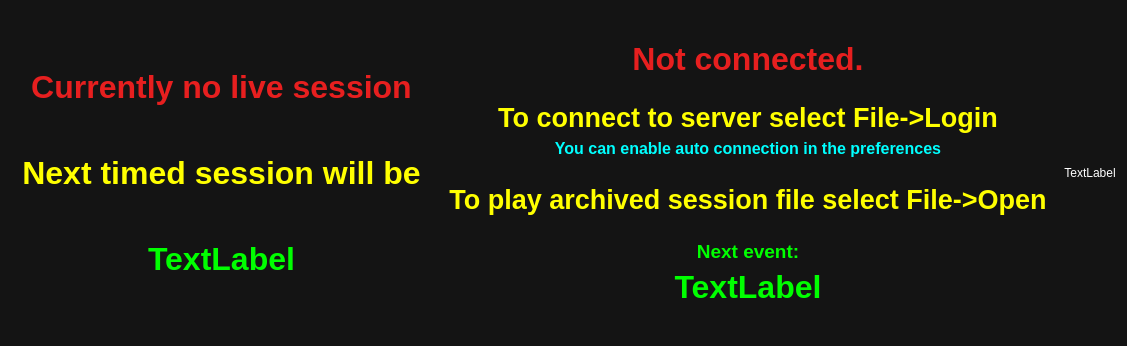
Before: the Qt Designer form ui/nosessionboardwidget.ui in gronberg/f1lt, drawn with Qt 5.
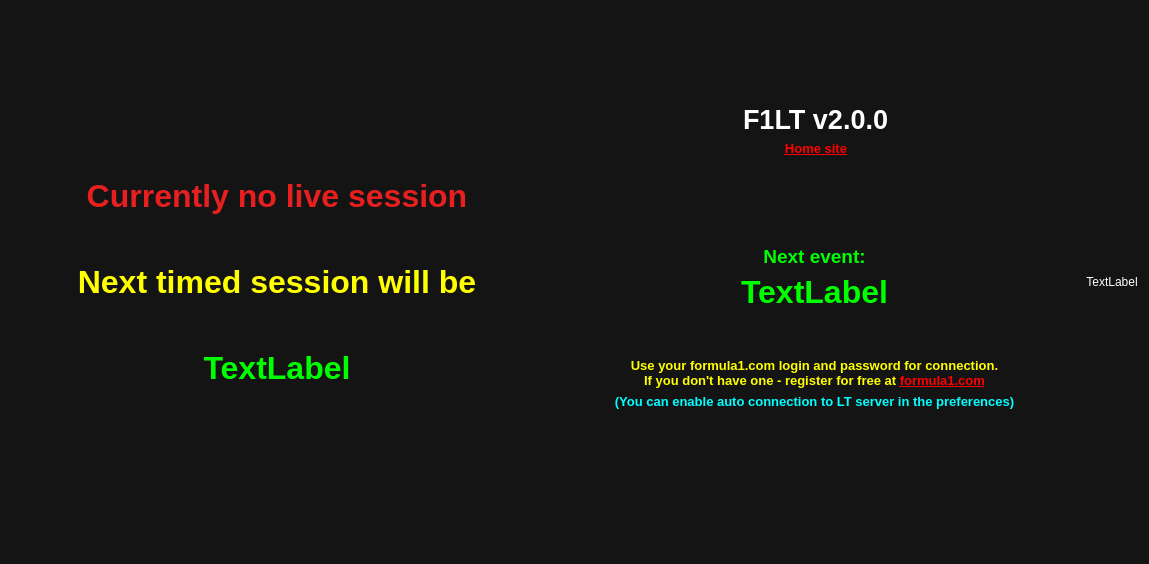
After: the same form once the commit is applied. Icons and pictures are not drawn.

Commit message: added Nurburgring in the track records, added new labels for startup buttons, fixed few bugs, removed compilation warnings

Diff of the .ui file:
```diff
--- a/ui/nosessionboardwidget.ui
+++ b/ui/nosessionboardwidget.ui
@@ -6,8 +6,8 @@
    <rect>
     <x>0</x>
     <y>0</y>
-    <width>1009</width>
-    <height>346</height>
+    <width>1149</width>
+    <height>564</height>
    </rect>
   </property>
   <property name="palette">
@@ -689,6 +689,9 @@
      <layout class="QHBoxLayout" name="horizontalLayout_2">
       <item>
        <layout class="QVBoxLayout" name="startupLayout">
+        <property name="spacing">
+         <number>6</number>
+        </property>
         <item>
          <spacer name="verticalSpacer_3">
           <property name="orientation">
@@ -703,58 +706,114 @@
          </spacer>
         </item>
         <item>
-         <widget class="QLabel" name="label_3">
-          <property name="palette">
-           <palette>
-            <active>
-             <colorrole role="WindowText">
-              <brush brushstyle="SolidPattern">
-               <color alpha="255">
-                <red>231</red>
-                <green>31</green>
-                <blue>31</blue>
-               </color>
-              </brush>
-             </colorrole>
-            </active>
-            <inactive>
-             <colorrole role="WindowText">
-              <brush brushstyle="SolidPattern">
-               <color alpha="255">
-                <red>231</red>
-                <green>31</green>
-                <blue>31</blue>
-               </color>
-              </brush>
-             </colorrole>
-            </inactive>
-            <disabled>
-             <colorrole role="WindowText">
-              <brush brushstyle="SolidPattern">
-               <color alpha="255">
-                <red>10</red>
-                <green>10</green>
-                <blue>10</blue>
-               </color>
-              </brush>
-             </colorrole>
-            </disabled>
-           </palette>
+         <layout class="QHBoxLayout" name="horizontalLayout_4">
+          <property name="bottomMargin">
+           <number>0</number>
           </property>
-          <property name="font">
-           <font>
-            <pointsize>24</pointsize>
-            <weight>75</weight>
-            <bold>true</bold>
-           </font>
-          </property>
-          <property name="text">
-           <string>Not connected.</string>
-          </property>
-          <property name="alignment">
-           <set>Qt::AlignCenter</set>
-          </property>
-         </widget>
+          <item>
+           <spacer name="horizontalSpacer">
+            <property name="orientation">
+             <enum>Qt::Horizontal</enum>
+            </property>
+            <property name="sizeHint" stdset="0">
+             <size>
+              <width>40</width>
+              <height>20</height>
+             </size>
+            </property>
+           </spacer>
+          </item>
+          <item>
+           <widget class="QLabel" name="label_8">
+            <property name="text">
+             <string/>
+            </property>
+            <property name="pixmap">
+             <pixmap resource="../icons/icons.qrc">:/ui_icons/icon.png</pixmap>
+            </property>
+           </widget>
+          </item>
+          <item>
+           <layout class="QVBoxLayout" name="verticalLayout">
+            <property name="rightMargin">
+             <number>10</number>
+            </property>
+            <item>
+             <spacer name="verticalSpacer_8">
+              <property name="orientation">
+               <enum>Qt::Vertical</enum>
+              </property>
+              <property name="sizeHint" stdset="0">
+               <size>
+                <width>20</width>
+                <height>40</height>
+               </size>
+              </property>
+             </spacer>
+            </item>
+            <item>
+             <widget class="QLabel" name="versionLabel">
+              <property name="font">
+               <font>
+                <pointsize>20</pointsize>
+                <weight>75</weight>
+                <bold>true</bold>
+               </font>
+              </property>
+              <property name="text">
+               <string>F1LT v2.0.0</string>
+              </property>
+             </widget>
+            </item>
+            <item>
+             <widget class="QLabel" name="label_6">
+              <property name="font">
+               <font>
+                <pointsize>10</pointsize>
+                <weight>75</weight>
+                <bold>true</bold>
+               </font>
+              </property>
+              <property name="text">
+               <string>&lt;html&gt;&lt;head/&gt;&lt;body&gt;&lt;p&gt;&lt;a href=&quot;http://f1lt.zxq.net&quot;&gt;&lt;span style=&quot; text-decoration: underline; color:#ff0000;&quot;&gt;Home site&lt;/span&gt;&lt;/a&gt;&lt;/p&gt;&lt;/body&gt;&lt;/html&gt;</string>
+              </property>
+              <property name="textFormat">
+               <enum>Qt::RichText</enum>
+              </property>
+              <property name="alignment">
+               <set>Qt::AlignCenter</set>
+              </property>
+             </widget>
+            </item>
+            <item>
+             <spacer name="verticalSpacer_9">
+              <property name="orientation">
+               <enum>Qt::Vertical</enum>
+              </property>
+              <property name="sizeHint" stdset="0">
+               <size>
+                <width>20</width>
+                <height>40</height>
+               </size>
+              </property>
+             </spacer>
+            </item>
+           </layout>
+          </item>
+          <item>
+           <spacer name="horizontalSpacer_2">
+            <property name="orientation">
+             <enum>Qt::Horizontal</enum>
+            </property>
+            <property name="sizeHint" stdset="0">
+             <size>
+              <width>40</width>
+              <height>20</height>
+             </size>
+            </property>
+           </spacer>
+          </item>
+         </layout>
         </item>
         <item>
          <spacer name="verticalSpacer_7">
@@ -769,194 +828,6 @@
           </property>
          </spacer>
         </item>
-        <item>
-         <widget class="QLabel" name="label_7">
-          <property name="palette">
-           <palette>
-            <active>
-             <colorrole role="WindowText">
-              <brush brushstyle="SolidPattern">
-               <color alpha="255">
-                <red>255</red>
-                <green>255</green>
-                <blue>0</blue>
-               </color>
-              </brush>
-             </colorrole>
-            </active>
-            <inactive>
-             <colorrole role="WindowText">
-              <brush brushstyle="SolidPattern">
-               <color alpha="255">
-                <red>255</red>
-                <green>255</green>
-                <blue>0</blue>
-               </color>
-              </brush>
-             </colorrole>
-            </inactive>
-            <disabled>
-             <colorrole role="WindowText">
-              <brush brushstyle="SolidPattern">
-               <color alpha="255">
-                <red>10</red>
-                <green>10</green>
-                <blue>10</blue>
-               </color>
-              </brush>
-             </colorrole>
-            </disabled>
-           </palette>
-          </property>
-          <property name="font">
-           <font>
-            <pointsize>20</pointsize>
-            <weight>75</weight>
-            <bold>true</bold>
-           </font>
-          </property>
-          <property name="text">
-           <string>To connect to server select File-&gt;Login</string>
-          </property>
-          <property name="alignment">
-           <set>Qt::AlignCenter</set>
-          </property>
-         </widget>
-        </item>
-        <item>
-         <widget class="QLabel" name="label_4">
-          <property name="palette">
-           <palette>
-            <active>
-             <colorrole role="WindowText">
-              <brush brushstyle="SolidPattern">
-               <color alpha="255">
-                <red>0</red>
-                <green>255</green>
-                <blue>255</blue>
-               </color>
-              </brush>
-             </colorrole>
-            </active>
-            <inactive>
-             <colorrole role="WindowText">
-              <brush brushstyle="SolidPattern">
-               <color alpha="255">
-                <red>0</red>
-                <green>255</green>
-                <blue>255</blue>
-               </color>
-              </brush>
-             </colorrole>
-            </inactive>
-            <disabled>
-             <colorrole role="WindowText">
-              <brush brushstyle="SolidPattern">
-               <color alpha="255">
-                <red>10</red>
-                <green>10</green>
-                <blue>10</blue>
-               </color>
-              </brush>
-             </colorrole>
-            </disabled>
-           </palette>
-          </property>
-          <property name="font">
-           <font>
-            <pointsize>12</pointsize>
-            <weight>75</weight>
-            <bold>true</bold>
-           </font>
-          </property>
-          <property name="text">
-           <string>You can enable auto connection in the preferences</string>
-          </property>
-          <property name="alignment">
-           <set>Qt::AlignCenter</set>
-          </property>
-         </widget>
-        </item>
-        <item>
-         <spacer name="verticalSpacer_6">
-          <property name="orientation">
-           <enum>Qt::Vertical</enum>
-          </property>
-          <property name="sizeHint" stdset="0">
-           <size>
-            <width>20</width>
-            <height>40</height>
-           </size>
-          </property>
-         </spacer>
-        </item>
-        <item>
-         <widget class="QLabel" name="label_6">
-          <property name="palette">
-           <palette>
-            <active>
-             <colorrole role="WindowText">
-              <brush brushstyle="SolidPattern">
-               <color alpha="255">
-                <red>255</red>
-                <green>255</green>
-                <blue>0</blue>
-               </color>
-              </brush>
-             </colorrole>
-            </active>
-            <inactive>
-             <colorrole role="WindowText">
-              <brush brushstyle="SolidPattern">
-               <color alpha="255">
-                <red>255</red>
-                <green>255</green>
-                <blue>0</blue>
-               </color>
-              </brush>
-             </colorrole>
-            </inactive>
-            <disabled>
-             <colorrole role="WindowText">
-              <brush brushstyle="SolidPattern">
-               <color alpha="255">
-                <red>10</red>
-                <green>10</green>
-                <blue>10</blue>
-               </color>
-              </brush>
-             </colorrole>
-            </disabled>
-           </palette>
-          </property>
-          <property name="font">
-           <font>
-            <pointsize>20</pointsize>
-            <weight>75</weight>
-            <bold>true</bold>
-           </font>
-          </property>
-          <property name="text">
-           <string>To play archived session file select File-&gt;Open</string>
-          </property>
-          <property name="alignment">
-           <set>Qt::AlignCenter</set>
-          </property>
-         </widget>
-        </item>
-        <item>
-         <spacer name="verticalSpacer_5">
-          <property name="orientation">
-           <enum>Qt::Vertical</enum>
-          </property>
-          <property name="sizeHint" stdset="0">
-           <size>
-            <width>20</width>
-            <height>40</height>
-           </size>
-          </property>
-         </spacer>
-        </item>
         <item>
          <widget class="QLabel" name="label_5">
           <property name="palette">
@@ -1065,6 +936,184 @@
           </property>
          </widget>
         </item>
+        <item>
+         <spacer name="verticalSpacer_5">
+          <property name="orientation">
+           <enum>Qt::Vertical</enum>
+          </property>
+          <property name="sizeHint" stdset="0">
+           <size>
+            <width>20</width>
+            <height>40</height>
+           </size>
+          </property>
+         </spacer>
+        </item>
+        <item>
+         <widget class="QLabel" name="label_3">
+          <property name="palette">
+           <palette>
+            <active>
+             <colorrole role="WindowText">
+              <brush brushstyle="SolidPattern">
+               <color alpha="255">
+                <red>255</red>
+                <green>255</green>
+                <blue>0</blue>
+               </color>
+              </brush>
+             </colorrole>
+             <colorrole role="Text">
+              <brush brushstyle="SolidPattern">
+               <color alpha="255">
+                <red>255</red>
+                <green>255</green>
+                <blue>0</blue>
+               </color>
+              </brush>
+             </colorrole>
+             <colorrole role="Link">
+              <brush brushstyle="SolidPattern">
+               <color alpha="255">
+                <red>255</red>
+                <green>255</green>
+                <blue>0</blue>
+               </color>
+              </brush>
+             </colorrole>
+            </active>
+            <inactive>
+             <colorrole role="WindowText">
+              <brush brushstyle="SolidPattern">
+               <color alpha="255">
+                <red>255</red>
+                <green>255</green>
+                <blue>0</blue>
+               </color>
+              </brush>
+             </colorrole>
+             <colorrole role="Text">
+              <brush brushstyle="SolidPattern">
+               <color alpha="255">
+                <red>255</red>
+                <green>255</green>
+                <blue>0</blue>
+               </color>
+              </brush>
+             </colorrole>
+             <colorrole role="Link">
+              <brush brushstyle="SolidPattern">
+               <color alpha="255">
+                <red>255</red>
+                <green>255</green>
+                <blue>0</blue>
+               </color>
+              </brush>
+             </colorrole>
+            </inactive>
+            <disabled>
+             <colorrole role="WindowText">
+              <brush brushstyle="SolidPattern">
+               <color alpha="255">
+                <red>10</red>
+                <green>10</green>
+                <blue>10</blue>
+               </color>
+              </brush>
+             </colorrole>
+             <colorrole role="Text">
+              <brush brushstyle="SolidPattern">
+               <color alpha="255">
+                <red>10</red>
+                <green>10</green>
+                <blue>10</blue>
+               </color>
+              </brush>
+             </colorrole>
+             <colorrole role="Link">
+              <brush brushstyle="SolidPattern">
+               <color alpha="255">
+                <red>255</red>
+                <green>255</green>
+                <blue>0</blue>
+               </color>
+              </brush>
+             </colorrole>
+            </disabled>
+           </palette>
+          </property>
+          <property name="font">
+           <font>
+            <pointsize>10</pointsize>
+            <weight>75</weight>
+            <bold>true</bold>
+           </font>
+          </property>
+          <property name="text">
+           <string>&lt;html&gt;&lt;head/&gt;&lt;body&gt;&lt;p&gt;Use your formula1.com login and password for connection.  &lt;br/&gt;If you don't have one - register for free at &lt;a href=&quot;http://formula1.com&quot;&gt;&lt;span style=&quot; text-decoration: underline; color:#ff0000;&quot;&gt;formula1.com&lt;/span&gt;&lt;/a&gt;&lt;/p&gt;&lt;/body&gt;&lt;/html&gt;</string>
+          </property>
+          <property name="textFormat">
+           <enum>Qt::AutoText</enum>
+          </property>
+          <property name="alignment">
+           <set>Qt::AlignCenter</set>
+          </property>
+         </widget>
+        </item>
+        <item>
+         <widget class="QLabel" name="label_4">
+          <property name="palette">
+           <palette>
+            <active>
+             <colorrole role="WindowText">
+              <brush brushstyle="SolidPattern">
+               <color alpha="255">
+                <red>0</red>
+                <green>255</green>
+                <blue>255</blue>
+               </color>
+              </brush>
+             </colorrole>
+            </active>
+            <inactive>
+             <colorrole role="WindowText">
+              <brush brushstyle="SolidPattern">
+               <color alpha="255">
+                <red>0</red>
+                <green>255</green>
+                <blue>255</blue>
+               </color>
+              </brush>
+             </colorrole>
+            </inactive>
+            <disabled>
+             <colorrole role="WindowText">
+              <brush brushstyle="SolidPattern">
+               <color alpha="255">
+                <red>10</red>
+                <green>10</green>
+                <blue>10</blue>
+               </color>
+              </brush>
+             </colorrole>
+            </disabled>
+           </palette>
+          </property>
+          <property name="font">
+           <font>
+            <pointsize>10</pointsize>
+            <weight>75</weight>
+            <bold>true</bold>
+           </font>
+          </property>
+          <property name="text">
+           <string>(You can enable auto connection to LT server in the preferences)</string>
+          </property>
+          <property name="alignment">
+           <set>Qt::AlignCenter</set>
+          </property>
+         </widget>
+        </item>
         <item>
          <spacer name="verticalSpacer_4">
           <property name="orientation">
@@ -1078,6 +1127,116 @@
           </property>
          </spacer>
         </item>
+        <item>
+         <layout class="QVBoxLayout" name="verticalLayout_2">
+          <property name="spacing">
+           <number>0</number>
+          </property>
+          <property name="bottomMargin">
+           <number>0</number>
+          </property>
+          <item>
+           <layout class="QHBoxLayout" name="horizontalLayout_5">
+            <property name="spacing">
+             <number>0</number>
+            </property>
+            <property name="bottomMargin">
+             <number>0</number>
+            </property>
+            <item>
+             <widget class="QLabel" name="connectLabel">
+              <property name="sizePolicy">
+               <sizepolicy hsizetype="Fixed" vsizetype="Preferred">
+                <horstretch>0</horstretch>
+                <verstretch>0</verstretch>
+               </sizepolicy>
+              </property>
+              <property name="text">
+               <string/>
+              </property>
+              <property name="pixmap">
+               <pixmap resource="../icons/icons.qrc">:/ui_icons/start-label-con.png</pixmap>
+              </property>
+              <property name="alignment">
+               <set>Qt::AlignCenter</set>
+              </property>
+             </widget>
+            </item>
+           </layout>
+          </item>
+          <item>
+           <layout class="QHBoxLayout" name="horizontalLayout_6">
+            <property name="spacing">
+             <number>0</number>
+            </property>
+            <property name="bottomMargin">
+             <number>0</number>
+            </property>
+            <item>
+             <widget class="QLabel" name="openLabel">
+              <property name="sizePolicy">
+               <sizepolicy hsizetype="Fixed" vsizetype="Preferred">
+                <horstretch>0</horstretch>
+                <verstretch>0</verstretch>
+               </sizepolicy>
+              </property>
+              <property name="text">
+               <string/>
+              </property>
+              <property name="pixmap">
+               <pixmap resource="../icons/icons.qrc">:/ui_icons/start-label-open.png</pixmap>
+              </property>
+              <property name="alignment">
+               <set>Qt::AlignCenter</set>
+              </property>
+             </widget>
+            </item>
+           </layout>
+          </item>
+          <item>
+           <layout class="QHBoxLayout" name="horizontalLayout_7">
+            <property name="spacing">
+             <number>0</number>
+            </property>
+            <property name="bottomMargin">
+             <number>0</number>
+            </property>
+            <item>
+             <widget class="QLabel" name="loadLabel">
+              <property name="sizePolicy">
+               <sizepolicy hsizetype="Fixed" vsizetype="Preferred">
+                <horstretch>0</horstretch>
+                <verstretch>0</verstretch>
+               </sizepolicy>
+              </property>
+              <property name="text">
+               <string/>
+              </property>
+              <property name="pixmap">
+               <pixmap resource="../icons/icons.qrc">:/ui_icons/start-label-load.png</pixmap>
+              </property>
+              <property name="alignment">
+               <set>Qt::AlignCenter</set>
+              </property>
+             </widget>
+            </item>
+           </layout>
+          </item>
+         </layout>
+        </item>
+        <item>
+         <spacer name="verticalSpacer_6">
+          <property name="orientation">
+           <enum>Qt::Vertical</enum>
+          </property>
+          <property name="sizeHint" stdset="0">
+           <size>
+            <width>20</width>
+            <height>40</height>
+           </size>
+          </property>
+         </spacer>
+        </item>
        </layout>
       </item>
      </layout>
```
The commit also changes 36 other files.
